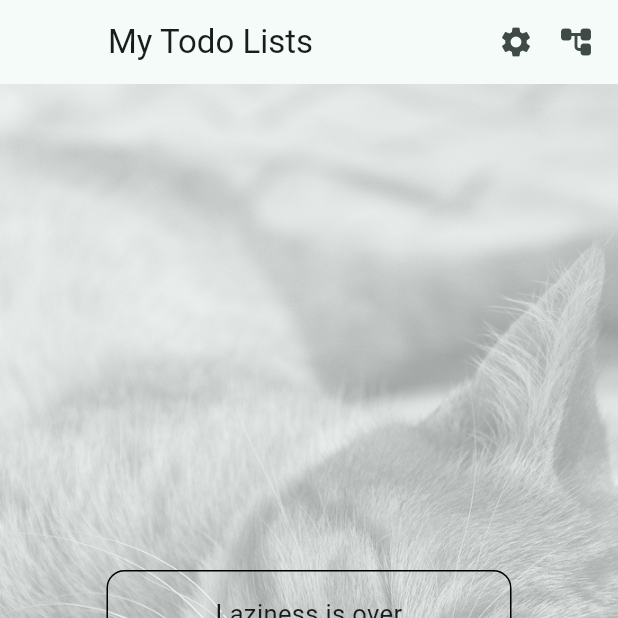
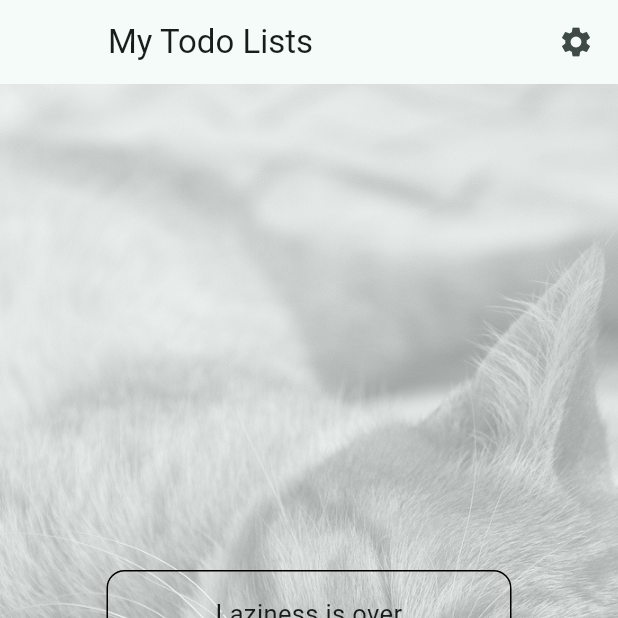
Before and after one commit to bariskoe/hakendran2, a Flutter app: the MainPage screen opened by its route, on a phone screen of 412 x 824 dp, the top half of it. Run offline on Flutter 3.47's test engine with Material 2 defaults, Android fonts, the phone set to English and light mode, and no system bars; our stand-ins replace auto_size_text, bloc, connectivity_plus, dartz, dio, equatable and 10 more; missing offline and left inert: great_list_view; accounts and stored records are empty; generated files the repository leaves out were written again; network calls fail.

Commit message:
Removed unnecessary buttons.

```diff
--- a/lib/pages/main_page.dart
+++ b/lib/pages/main_page.dart
@@ -73,15 +73,15 @@ class _MainPageState extends State<MainPage> with TickerProviderStateMixin {
             onTap: () => Scaffold.of(context).openEndDrawer(),
           );
         }),
-        GestureDetector(
-          child: const Padding(
-            padding: EdgeInsets.only(right: UiConstantsPadding.xlarge),
-            child: Icon(Icons.account_tree_rounded),
-          ),
-          onTap: () {
-            DatabaseHelper.deleteAllTodoLists();
-          },
-        )
+        // GestureDetector(
+        //   child: const Padding(
+        //     padding: EdgeInsets.only(right: UiConstantsPadding.xlarge),
+        //     child: Icon(Icons.account_tree_rounded),
+        //   ),
+        //   onTap: () {
+        //     DatabaseHelper.deleteAllTodoLists();
+        //   },
+        // )
       ],
       drawer: const MainPageDrawer(),
       willPop: false,
```
Also changed, not shown: lib/drawers/main_page_drawer.dart (+14 -10 lines).
